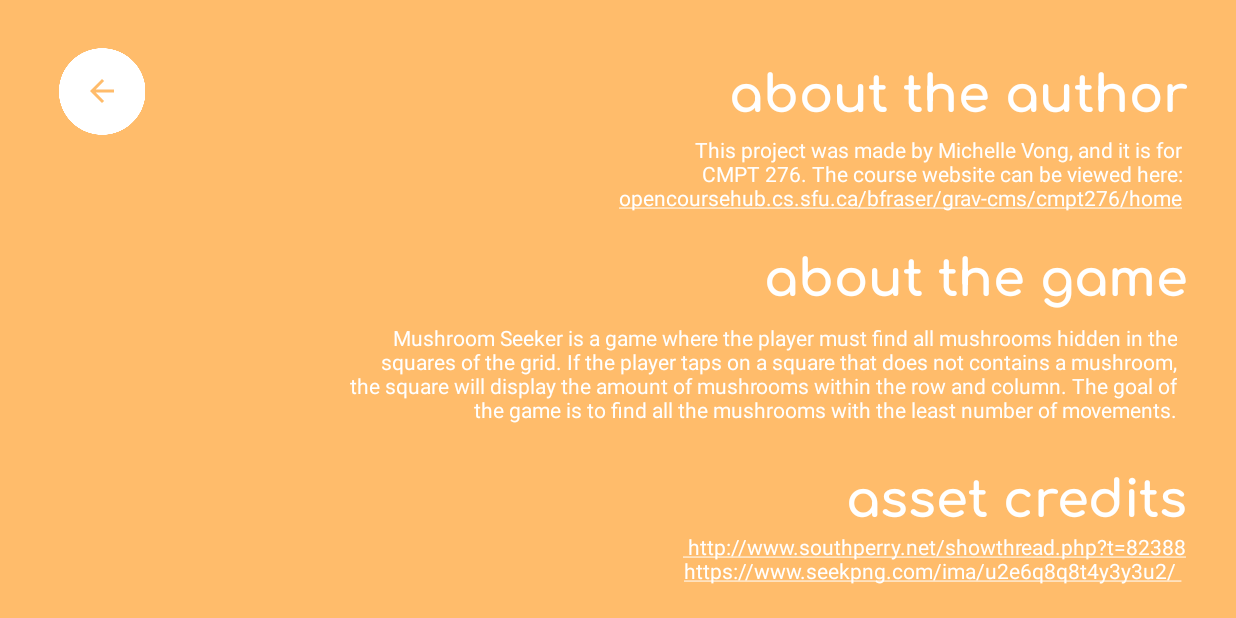
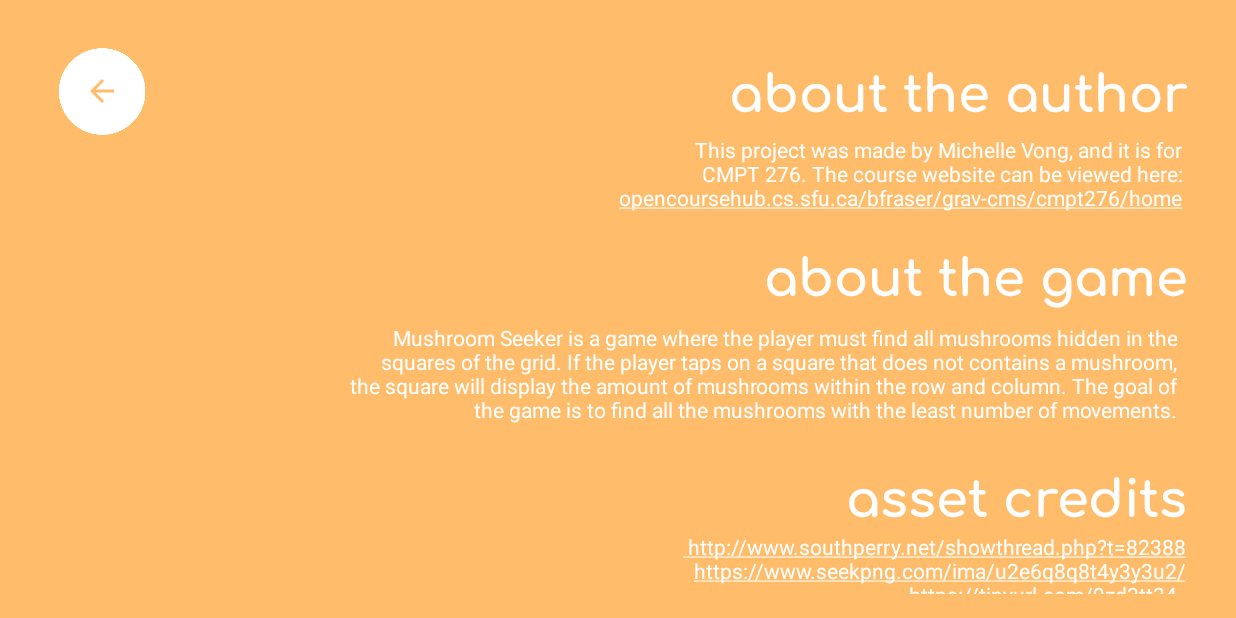
Before and after one commit to michvong/mushroom-detector, an Android app: the HelpActivity screen opened directly, with no data from a screen before it, on a phone screen of 824 x 412 dp (held sideways). Run offline under Robolectric (Android 15) with nearby library versions, the phone set to English and light mode, and no system bars; Roboto replaces fonts that are not available here.

Commit message:
Add new asset credits to help menu.

```diff
--- a/app/src/main/res/values/strings.xml
+++ b/app/src/main/res/values/strings.xml
@@ -19,6 +19,11 @@
         <a href="https://www.seekpng.com/ima/u2e6q8q8t4y3y3u2/">
             https://www.seekpng.com/ima/u2e6q8q8t4y3y3u2/
         </a>
+        <a href="https://tinyurl.com/9zd3tt34">
+            https://tinyurl.com/9zd3tt34
+        </a>
     </string>
 
+    <string name="num_scans_title"># scans used: </string>
+
 </resources>
```
